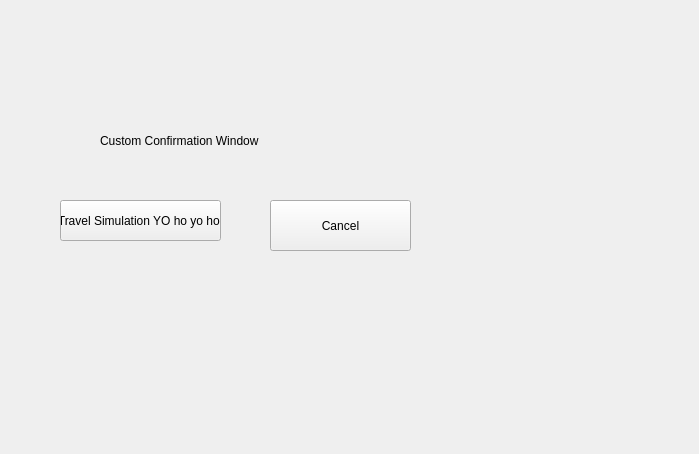
brivero0/TeamMagmar, file EuropeanVacation/tconfirmcustom.ui: the form before one commit.
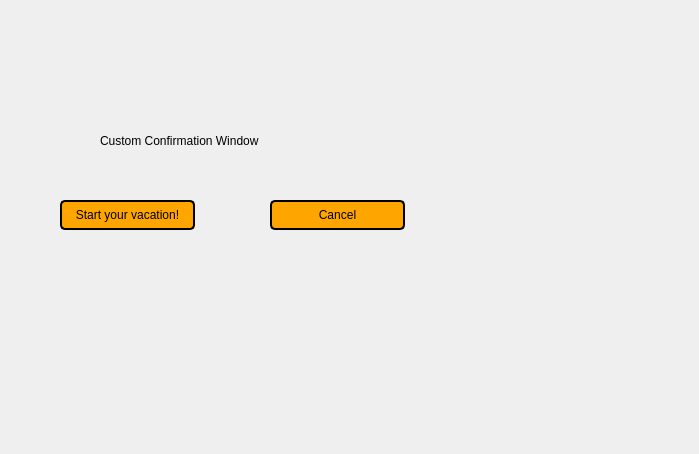
The form after the commit.

```diff
--- a/EuropeanVacation/tconfirmcustom.ui
+++ b/EuropeanVacation/tconfirmcustom.ui
@@ -31,12 +31,19 @@
     <rect>
      <x>60</x>
      <y>200</y>
-     <width>161</width>
-     <height>41</height>
+     <width>135</width>
+     <height>30</height>
     </rect>
    </property>
+   <property name="styleSheet">
+    <string notr="true">background-color:#ffa500;
+border-style: solid;
+border-color: black;
+border-width: 2px;
+border-radius: 5px;</string>
+   </property>
    <property name="text">
-    <string>Travel Simulation YO ho yo ho!</string>
+    <string>Start your vacation!</string>
    </property>
   </widget>
   <widget class="QPushButton" name="cancelButton">
@@ -44,10 +51,17 @@
     <rect>
      <x>270</x>
      <y>200</y>
-     <width>141</width>
-     <height>51</height>
+     <width>135</width>
+     <height>30</height>
     </rect>
    </property>
+   <property name="styleSheet">
+    <string notr="true">background-color:#ffa500;
+border-style: solid;
+border-color: black;
+border-width: 2px;
+border-radius: 5px;</string>
+   </property>
    <property name="text">
     <string>Cancel</string>
    </property>
```
